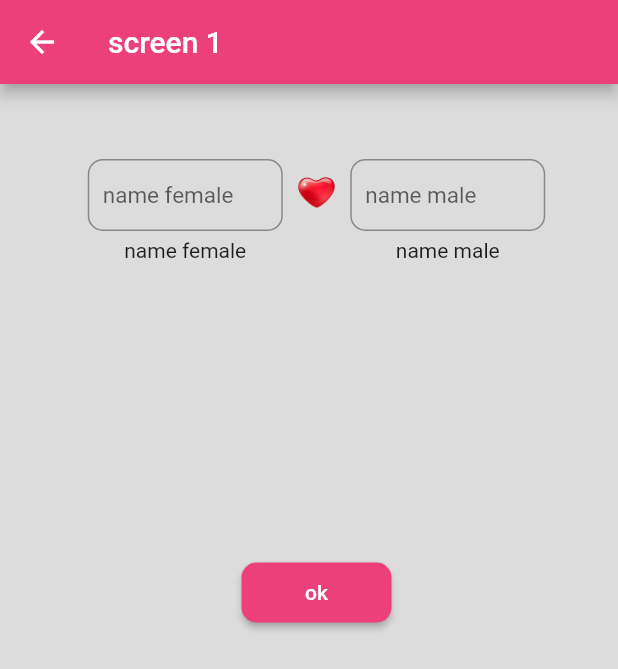
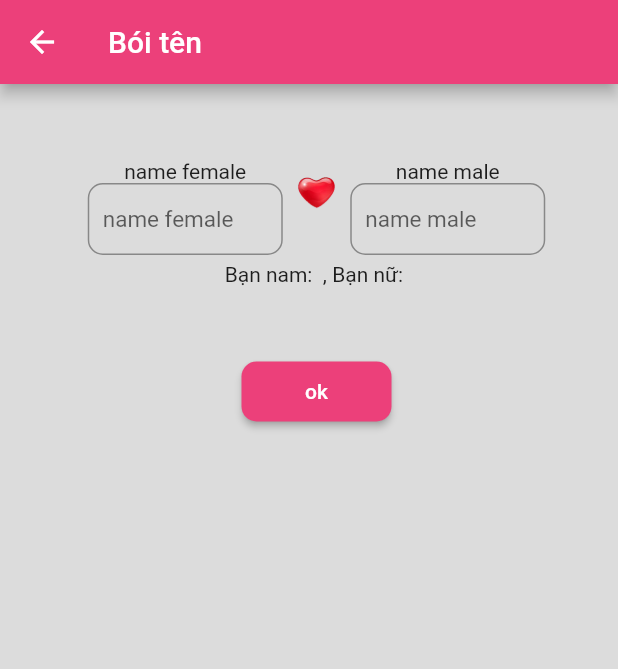
Before and after one commit to nguyenhuynhdeveloper/CodeFresherApp, a Flutter app: the BodeName screen opened by its route, on a phone screen of 412 x 824 dp. Shown: the top 669 px of the screen. Run offline on Flutter 3.47's test engine with Material 2 defaults, Android fonts, the phone set to English and light mode, and no system bars; our stand-ins replace flutter_bloc, flutter_screenutil, fluttertoast, image_picker, syncfusion_flutter_datepicker and 1 more; missing offline and left inert: dart:ffi.

Commit message:
5/10/2022

```diff
--- a/lib/screens/bode_name.dart
+++ b/lib/screens/bode_name/bode_name.dart
@@ -1,4 +1,6 @@
 import 'package:flutter/material.dart';
+import 'package:fortune_telling/screens/bode_name/models/name.dart';
+import 'package:fortune_telling/screens/bode_name/widgets/name_list.dart';
 import 'package:fortune_telling/widgets/text_feild.dart';
 
 class BodeName extends StatefulWidget {
@@ -12,12 +14,33 @@
 class _BodeName extends State<BodeName> {
   final _NameFeMaleEditingControler = TextEditingController();
   final _NameMaleEditingControloer = TextEditingController();
+
+  //Định nghĩa state
+  Name name = Name(male: "", female: "");
+  List<Name> names = <Name>[];
+
+  void _insertName() {
+    //validate Data
+    if (name.female.isEmpty || name.male.isEmpty) {
+      return;
+    }
+
+    names.add(name);
+
+    //xoá dữ liệu TextField sau khi thêm mới Transaction
+    name = Name(male: "", female: "");
+    _NameFeMaleEditingControler.text = '';
+    _NameMaleEditingControloer.text = '';
+
+    // //khởi tạo 1 name mới với thông tin trống rỗng
+  }
+
   @override
   Widget build(BuildContext context) {
     return Scaffold(
       appBar: AppBar(
         backgroundColor: Colors.pink[400],
-        title: Text('screen 1'),
+        title: Text('Bói tên'),
       ),
       body: Container(
         color: Colors.black12,
@@ -30,9 +53,15 @@
               crossAxisAlignment: CrossAxisAlignment.start,
               children: <Widget>[
                 InputName(
-                    onChange: (String a) => print("${a}"),
-                    labelText: 'name female',
-                    hideText: 'name female'),
+                  onChange: (String a) => {
+                    setState(() {
+                      name.female = a;
+                    })
+                  },
+                  labelText: 'name female',
+                  hideText: 'name female',
+                  NameFeMaleEditingControler: _NameFeMaleEditingControler,
+                ),
                 Container(
                     margin: EdgeInsets.all(5),
                     width: 35,
@@ -43,15 +72,24 @@
                       alignment: Alignment.center,
                     )),
                 InputName(
-                    onChange: (String b) => print('${b}'),
-                    labelText: 'name male',
-                    hideText: 'name male'),
+                  onChange: (String b) => {
+                    setState(() {
+                      name.male = b;
+                    })
+                  },
+                  labelText: 'name male',
+                  hideText: 'name male',
+                  NameFeMaleEditingControler: _NameMaleEditingControloer,
+                ),
               ],
+            ),
+            Container(
+              child: Text('${name.toString()}'),
             ),
             Container(
               width: 100,
               height: 40,
-              margin: EdgeInsets.only(top: 200),
+              margin: EdgeInsets.only(top: 50),
               // alignment: Alignment.bottomCenter,
               // color: Colors.amber,
               child: ElevatedButton(
@@ -61,9 +99,14 @@
                     shape: MaterialStateProperty.all(RoundedRectangleBorder(
                         borderRadius: BorderRadius.circular(10.0))),
                   ),
-                  onPressed: () => print('okokok'),
+                  onPressed: () {
+                    setState(() {
+                      this._insertName();
+                    });
+                  },
                   child: Text('ok')),
             ),
+            SingleChildScrollView(child: NameList(names: names))
           ],
         ),
       ),
--- /dev/null
+++ b/lib/screens/bode_name/models/name.dart
@@ -0,0 +1,14 @@
+import 'package:flutter/material.dart';
+
+class Name {
+  String male;
+  String female;
+
+  Name({required this.male, required this.female});
+
+  //Để hiện thông tin của 1 đối tượng ta hiện từng trường 1 Or thực hiện phương thức toString()
+  @override
+  String toString() {
+    return 'Bạn nam: $female , Bạn nữ: $male';
+  }
+}
--- a/lib/screens/routeapp.dart
+++ b/lib/screens/routeapp.dart
@@ -1,6 +1,6 @@
 import 'package:flutter/material.dart';
 import 'package:flutter_bloc/flutter_bloc.dart';
-import 'package:fortune_telling/screens/bode_name.dart';
+import 'package:fortune_telling/screens/bode_name/bode_name.dart';
 import 'package:fortune_telling/screens/bode_face.dart';
 import 'package:fortune_telling/screens/confession.dart';
 import 'package:fortune_telling/screens/home.dart';
--- a/lib/widgets/text_feild.dart
+++ b/lib/widgets/text_feild.dart
@@ -7,8 +7,14 @@
   final String hideText;
   final String labelText;
   final SCallback onChange;
-  const InputName({Key? key, required this.onChange, required this.hideText,required this.labelText})
-      : super(key: key);
+  final TextEditingController NameFeMaleEditingControler;
+  const InputName({
+    Key? key,
+    required this.onChange,
+    required this.hideText,
+    required this.labelText,
+    required this.NameFeMaleEditingControler,
+  }) : super(key: key);
 
   _onChange(String s) {
     onChange(s);
@@ -22,19 +28,20 @@
       // height: 80,
       child: Column(
         children: [
+          Text(labelText),
           TextField(
-            // controller: _NameFeMaleEditingControler,
+            controller: NameFeMaleEditingControler,
             onChanged: _onChange,
             style: TextStyle(fontSize: 15),
             decoration: InputDecoration(
                 hintText: hideText,
-                border: OutlineInputBorder(borderRadius: BorderRadius.circular(10)),
+                border:
+                    OutlineInputBorder(borderRadius: BorderRadius.circular(10)),
                 contentPadding: EdgeInsets.all(10)),
           ),
           SizedBox(
             height: 5,
           ),
-          Text(labelText)
         ],
       ),
     ));
```
Also changed, not shown: assets/fonts/Dancing_Script/OFL.txt (added, +93 -0 lines), lib/screens/bode_face.dart (+38 -1 lines), lib/screens/bode_name/widgets/name_list.dart (added, +85 -0 lines), pubspec.yaml (+6 -6 lines), assets/fonts/Dancing_Script/DancingScript-VariableFont_wght.ttf (added), assets/fonts/Dancing_Script/README.txt (added), assets/fonts/Dancing_Script/static/DancingScript-Bold.ttf (added), assets/fonts/Dancing_Script/static/DancingScript-Medium.ttf (added), assets/fonts/Dancing_Script/static/DancingScript-Regular.ttf (added), assets/fonts/Dancing_Script/static/DancingScript-SemiBold.ttf (added).
